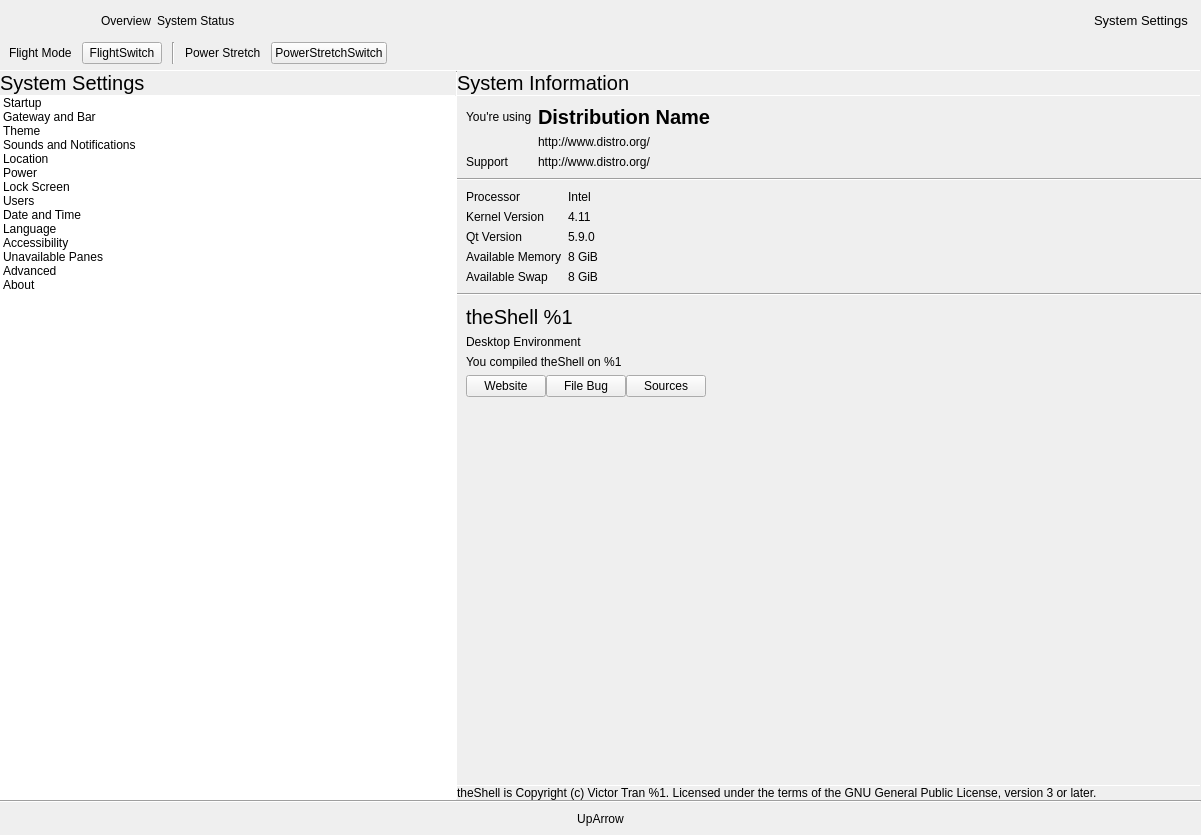
Above: shell/infopanedropdown.ui from vicr123/theshell before the change. Below: the same form after it.
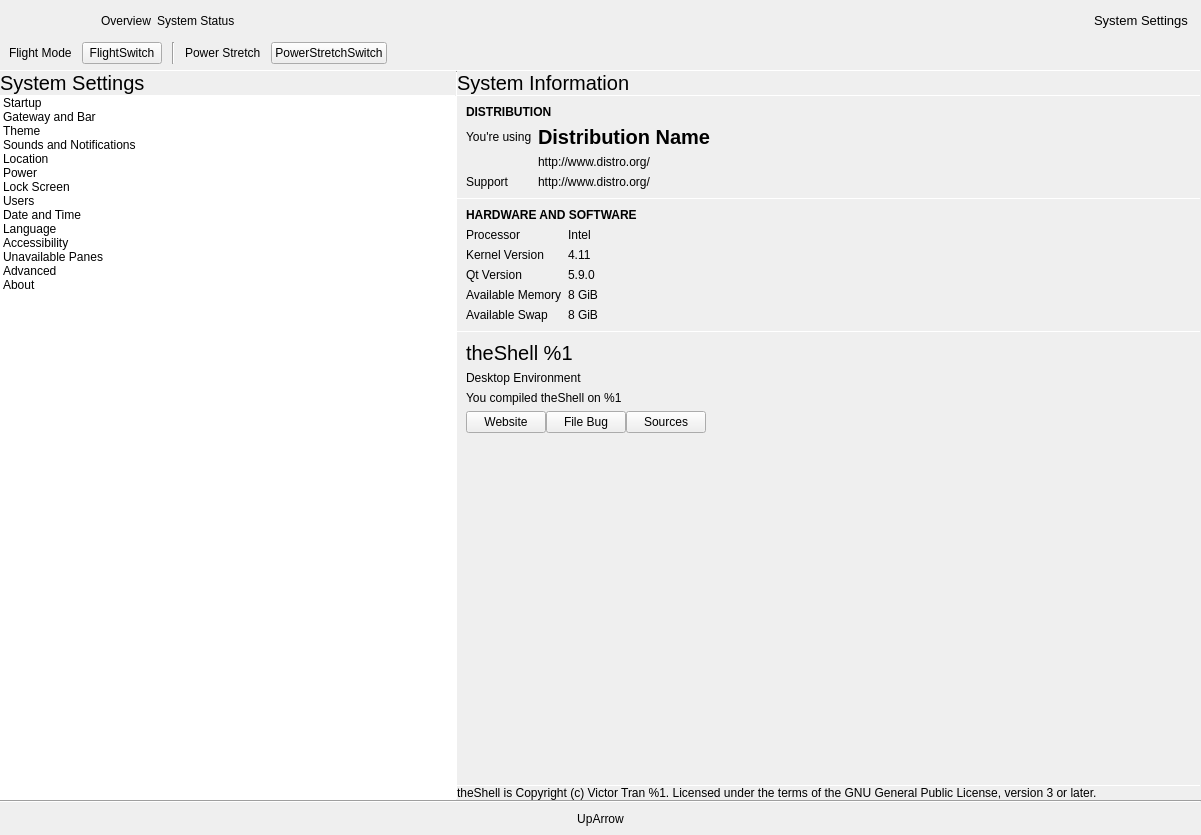
That is the form after the change. The open tabs and pages were chosen to show the change. Icons and pictures are not drawn. Custom widgets are drawn as their Qt base class.

The edit to the form file:
```diff
--- a/shell/infopanedropdown.ui
+++ b/shell/infopanedropdown.ui
@@ -4640,14 +4640,41 @@
                    <property name="spacing">
                     <number>6</number>
                    </property>
-                   <item row="0" column="0">
+                   <item row="3" column="1">
+                    <widget class="ClickableLabel" name="distroSupport">
+                     <property name="cursor">
+                      <cursorShape>PointingHandCursor</cursorShape>
+                     </property>
+                     <property name="text">
+                      <string notr="true">http://www.distro.org/</string>
+                     </property>
+                    </widget>
+                   </item>
+                   <item row="3" column="0">
+                    <widget class="QLabel" name="label_86">
+                     <property name="text">
+                      <string>Support</string>
+                     </property>
+                    </widget>
+                   </item>
+                   <item row="2" column="1">
+                    <widget class="ClickableLabel" name="distroWebpage">
+                     <property name="cursor">
+                      <cursorShape>PointingHandCursor</cursorShape>
+                     </property>
+                     <property name="text">
+                      <string notr="true">http://www.distro.org/</string>
+                     </property>
+                    </widget>
+                   </item>
+                   <item row="1" column="0">
                     <widget class="QLabel" name="label_80">
                      <property name="text">
                       <string>You're using</string>
                      </property>
                     </widget>
                    </item>
-                   <item row="0" column="1">
+                   <item row="1" column="1">
                     <widget class="QLabel" name="distroName">
                      <property name="sizePolicy">
                       <sizepolicy hsizetype="Expanding" vsizetype="Preferred">
@@ -4667,30 +4694,16 @@
                      </property>
                     </widget>
                    </item>
-                   <item row="1" column="1">
-                    <widget class="ClickableLabel" name="distroWebpage">
-                     <property name="cursor">
-                      <cursorShape>PointingHandCursor</cursorShape>
+                   <item row="0" column="0" colspan="2">
+                    <widget class="QLabel" name="label_5">
+                     <property name="font">
+                      <font>
+                       <weight>75</weight>
+                       <bold>true</bold>
+                      </font>
                      </property>
                      <property name="text">
-                      <string notr="true">http://www.distro.org/</string>
-                     </property>
-                    </widget>
-                   </item>
-                   <item row="2" column="1">
-                    <widget class="ClickableLabel" name="distroSupport">
-                     <property name="cursor">
-                      <cursorShape>PointingHandCursor</cursorShape>
-                     </property>
-                     <property name="text">
-                      <string notr="true">http://www.distro.org/</string>
-                     </property>
-                    </widget>
-                   </item>
-                   <item row="2" column="0">
-                    <widget class="QLabel" name="label_86">
-                     <property name="text">
-                      <string>Support</string>
+                      <string>DISTRIBUTION</string>
                      </property>
                     </widget>
                    </item>
@@ -4698,6 +4711,12 @@
                  </item>
                  <item>
                   <widget class="Line" name="line_15">
+                   <property name="maximumSize">
+                    <size>
+                     <width>16777215</width>
+                     <height>1</height>
+                    </size>
+                   </property>
                    <property name="orientation">
                     <enum>Qt::Horizontal</enum>
                    </property>
@@ -4720,82 +4739,95 @@
                    <property name="spacing">
                     <number>6</number>
                    </property>
-                   <item row="4" column="0">
+                   <item row="3" column="1">
+                    <widget class="QLabel" name="qtVersion">
+                     <property name="text">
+                      <string notr="true">5.9.0</string>
+                     </property>
+                    </widget>
+                   </item>
+                   <item row="3" column="0">
+                    <widget class="QLabel" name="label_84">
+                     <property name="text">
+                      <string>Qt Version</string>
+                     </property>
+                    </widget>
+                   </item>
+                   <item row="5" column="0">
                     <widget class="QLabel" name="label_81">
                      <property name="text">
                       <string>Available Swap</string>
                      </property>
                     </widget>
                    </item>
-                   <item row="3" column="0">
-                    <widget class="QLabel" name="label_82">
-                     <property name="text">
-                      <string>Available Memory</string>
-                     </property>
-                    </widget>
-                   </item>
-                   <item row="3" column="1">
-                    <widget class="QLabel" name="availableMemory">
-                     <property name="sizePolicy">
-                      <sizepolicy hsizetype="Expanding" vsizetype="Preferred">
-                       <horstretch>0</horstretch>
-                       <verstretch>0</verstretch>
-                      </sizepolicy>
-                     </property>
-                     <property name="text">
-                      <string notr="true">8 GiB</string>
-                     </property>
-                    </widget>
-                   </item>
-                   <item row="1" column="0">
+                   <item row="2" column="0">
                     <widget class="QLabel" name="label_83">
                      <property name="text">
                       <string>Kernel Version</string>
                      </property>
                     </widget>
                    </item>
-                   <item row="4" column="1">
-                    <widget class="QLabel" name="availableSwap">
-                     <property name="text">
-                      <string notr="true">8 GiB</string>
-                     </property>
-                    </widget>
-                   </item>
-                   <item row="1" column="1">
+                   <item row="2" column="1">
                     <widget class="QLabel" name="kernelVersion">
                      <property name="text">
                       <string notr="true">4.11</string>
                      </property>
                     </widget>
                    </item>
-                   <item row="2" column="0">
-                    <widget class="QLabel" name="label_84">
+                   <item row="5" column="1">
+                    <widget class="QLabel" name="availableSwap">
                      <property name="text">
-                      <string>Qt Version</string>
+                      <string notr="true">8 GiB</string>
                      </property>
                     </widget>
                    </item>
-                   <item row="2" column="1">
-                    <widget class="QLabel" name="qtVersion">
-                     <property name="text">
-                      <string notr="true">5.9.0</string>
-                     </property>
-                    </widget>
-                   </item>
-                   <item row="0" column="0">
+                   <item row="1" column="0">
                     <widget class="QLabel" name="label_106">
                      <property name="text">
                       <string>Processor</string>
                      </property>
                     </widget>
                    </item>
-                   <item row="0" column="1">
+                   <item row="4" column="1">
+                    <widget class="QLabel" name="availableMemory">
+                     <property name="sizePolicy">
+                      <sizepolicy hsizetype="Expanding" vsizetype="Preferred">
+                       <horstretch>0</horstretch>
+                       <verstretch>0</verstretch>
+                      </sizepolicy>
+                     </property>
+                     <property name="text">
+                      <string notr="true">8 GiB</string>
+                     </property>
+                    </widget>
+                   </item>
+                   <item row="1" column="1">
                     <widget class="QLabel" name="processorType">
                      <property name="text">
                       <string notr="true">Intel</string>
                      </property>
                     </widget>
                    </item>
+                   <item row="4" column="0">
+                    <widget class="QLabel" name="label_82">
+                     <property name="text">
+                      <string>Available Memory</string>
+                     </property>
+                    </widget>
+                   </item>
+                   <item row="0" column="0" colspan="2">
+                    <widget class="QLabel" name="label_4">
+                     <property name="font">
+                      <font>
+                       <weight>75</weight>
+                       <bold>true</bold>
+                      </font>
+                     </property>
+                     <property name="text">
+                      <string>HARDWARE AND SOFTWARE</string>
+                     </property>
+                    </widget>
+                   </item>
                   </layout>
                  </item>
                  <item>
@@ -4806,6 +4838,12 @@
                      <verstretch>0</verstretch>
                     </sizepolicy>
                    </property>
+                   <property name="maximumSize">
+                    <size>
+                     <width>16777215</width>
+                     <height>1</height>
+                    </size>
+                   </property>
                    <property name="orientation">
                     <enum>Qt::Horizontal</enum>
                    </property>
@@ -5014,12 +5052,6 @@
   </layout>
  </widget>
  <customwidgets>
-  <customwidget>
-   <class>tStackedWidget</class>
-   <extends>QStackedWidget</extends>
-   <header location="global">tstackedwidget.h</header>
-   <container>1</container>
-  </customwidget>
   <customwidget>
    <class>ClickableLabel</class>
    <extends>QLabel</extends>
@@ -5028,6 +5060,12 @@
     <signal>clicked()</signal>
    </slots>
   </customwidget>
+  <customwidget>
+   <class>tStackedWidget</class>
+   <extends>QStackedWidget</extends>
+   <header location="global">tstackedwidget.h</header>
+   <container>1</container>
+  </customwidget>
   <customwidget>
    <class>AnimatedStackedWidget</class>
    <extends>QStackedWidget</extends>
@@ -5048,6 +5086,11 @@
     <signal>exit()</signal>
    </slots>
   </customwidget>
+  <customwidget>
+   <class>tSwitch</class>
+   <extends>QPushButton</extends>
+   <header location="global">tswitch.h</header>
+  </customwidget>
  </customwidgets>
  <resources>
   <include location="resources.qrc"/>
```
Left out of the diff: 6 changed lines with no effect on the pictures.
